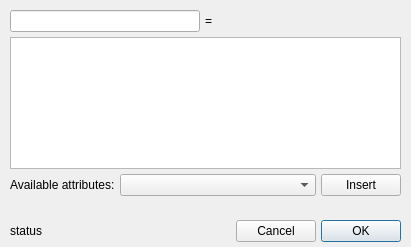
Before: the Qt Designer form glue/dialogs/component_arithmetic/qt/equation_editor.ui in glue-viz/glue, drawn with Qt 5.
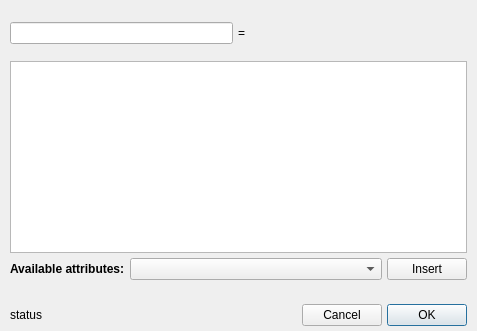
After: the same form once the commit is applied. Custom widgets are drawn as their Qt base class.

Commit message: Include examples in equation editor

Patch:
```diff
--- a/glue/dialogs/component_arithmetic/qt/equation_editor.ui
+++ b/glue/dialogs/component_arithmetic/qt/equation_editor.ui
@@ -6,8 +6,8 @@
    <rect>
     <x>0</x>
     <y>0</y>
-    <width>411</width>
-    <height>247</height>
+    <width>477</width>
+    <height>331</height>
    </rect>
   </property>
   <property name="windowTitle">
@@ -62,7 +62,7 @@
    <item>
     <widget class="ColorizedCompletionTextEdit" name="expression">
      <property name="sizePolicy">
-      <sizepolicy hsizetype="Expanding" vsizetype="Maximum">
+      <sizepolicy hsizetype="Expanding" vsizetype="Preferred">
        <horstretch>0</horstretch>
        <verstretch>0</verstretch>
       </sizepolicy>
@@ -85,6 +85,12 @@
          <verstretch>0</verstretch>
         </sizepolicy>
        </property>
+       <property name="font">
+        <font>
+         <weight>75</weight>
+         <bold>true</bold>
+        </font>
+       </property>
        <property name="text">
         <string>Available attributes:</string>
        </property>
@@ -120,6 +126,12 @@
    </item>
    <item>
     <widget class="QLabel" name="label">
+     <property name="sizePolicy">
+      <sizepolicy hsizetype="Preferred" vsizetype="Maximum">
+       <horstretch>0</horstretch>
+       <verstretch>0</verstretch>
+      </sizepolicy>
+     </property>
      <property name="font">
       <font>
        <italic>false</italic>
```
Left out of the diff: 5 changed lines with no effect on the pictures. The commit also changes 1 other file.
